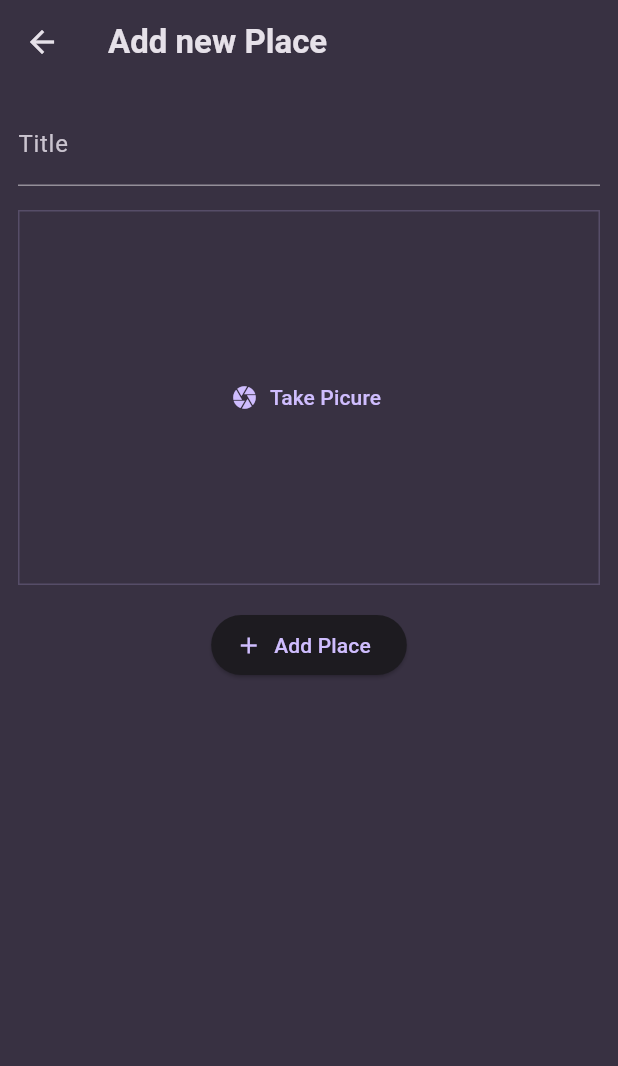
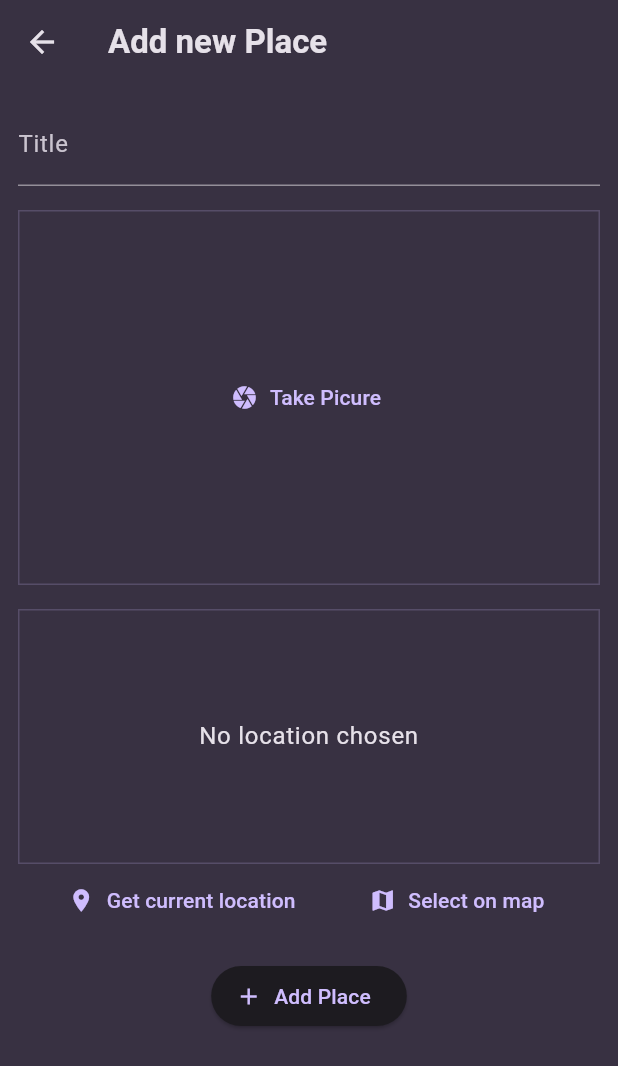
Before and after one commit to kronquistea/flutter-favorite-places-app, a Flutter app: the AddPlaceScreen screen opened directly, on a phone screen of 412 x 824 dp. Shown: the top 1066 px of the screen. Run offline on Flutter 3.47's test engine with Material 3 defaults, Android fonts, the phone set to English and light mode, and no system bars; our stand-ins replace flutter_riverpod, google_fonts, image_picker.

Commit message:
End lecture 251

```diff
--- a/lib/screens/add_place.dart
+++ b/lib/screens/add_place.dart
@@ -1,5 +1,6 @@
 import 'dart:io';
 import 'package:flutter/material.dart';
+import 'package:flutter_favorite_places_app/widgets/location_input.dart';
 import 'package:flutter_riverpod/flutter_riverpod.dart';
 
 import 'package:flutter_favorite_places_app/providers/user_places.dart';
@@ -71,6 +72,8 @@
               },
             ),
             const SizedBox(height: 16),
+            LocationInput(),
+            const SizedBox(height: 16),
             ElevatedButton.icon(
               onPressed: _savePlace,
               icon: const Icon(Icons.add),
--- /dev/null
+++ b/lib/widgets/location_input.dart
@@ -0,0 +1,55 @@
+import 'package:flutter/material.dart';
+
+class LocationInput extends StatefulWidget {
+  const LocationInput({super.key});
+
+  @override
+  State<StatefulWidget> createState() {
+    return _LocationInputState();
+  }
+}
+
+class _LocationInputState extends State<LocationInput> {
+  @override
+  Widget build(BuildContext context) {
+    return Column(
+      children: [
+        Container(
+          alignment: Alignment.center,
+          decoration: BoxDecoration(
+            border: Border.all(
+              color: Theme.of(
+                context,
+              ).colorScheme.primary.withValues(alpha: 0.2),
+              width: 1,
+            ),
+          ),
+          width: double.infinity,
+          height: 170,
+          child: Text(
+            'No location chosen',
+            textAlign: TextAlign.center,
+            style: Theme.of(context).textTheme.bodyLarge!.copyWith(
+              color: Theme.of(context).colorScheme.onSurface,
+            ),
+          ),
+        ), // map something or other
+        Row(
+          mainAxisAlignment: MainAxisAlignment.spaceEvenly,
+          children: [
+            TextButton.icon(
+              icon: const Icon(Icons.location_on),
+              onPressed: () {},
+              label: const Text('Get current location'),
+            ),
+            TextButton.icon(
+              icon: const Icon(Icons.map),
+              onPressed: () {},
+              label: const Text('Select on map'),
+            ),
+          ],
+        ),
+      ],
+    );
+  }
+}
--- a/pubspec.yaml
+++ b/pubspec.yaml
@@ -38,6 +38,7 @@
   flutter_riverpod: ^3.0.1
   uuid: ^4.5.1
   image_picker: ^1.2.0
+  location: ^8.0.1
 
 dev_dependencies:
   flutter_test:
```
Also changed, not shown: pubspec.lock, 2 other files.
